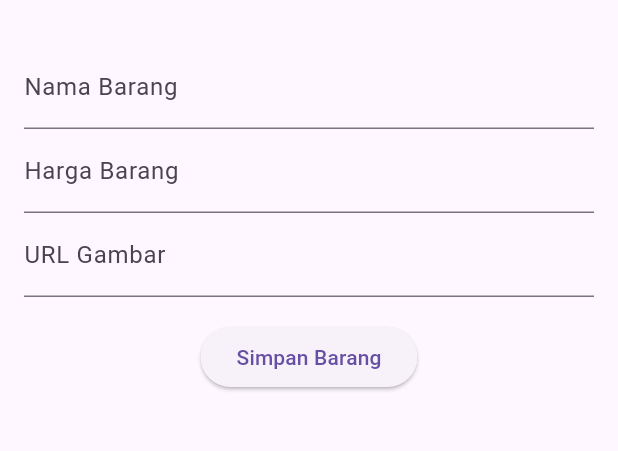
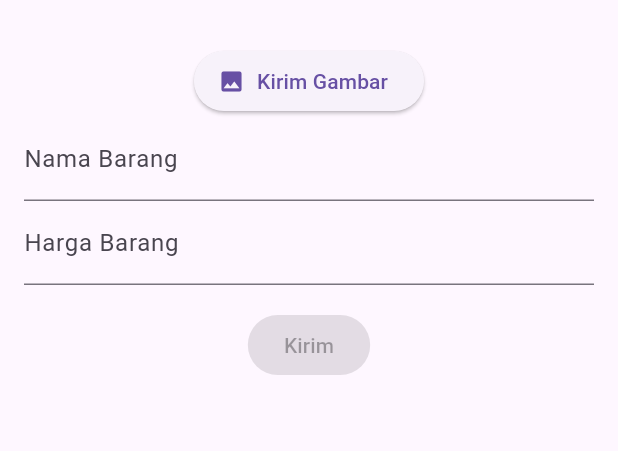
Before and after one commit to Mujadiduz/Mustakim-Snack, a Flutter app: the HomePage screen opened directly, after a tap on the "add business" icon, on a phone screen of 412 x 824 dp, the part 63-514 px from its top. Run offline on Flutter 3.47's test engine with Material 3 defaults, Android fonts, the phone set to English and light mode, and no system bars; our stand-ins replace cloud_firestore, firebase_core, get, google_fonts, image_picker; accounts and stored records are empty; network calls fail.

Commit message:
perbaikan kirim gambar

```diff
--- a/lib/barang.dart
+++ b/lib/barang.dart
@@ -19,7 +19,7 @@ class Barang {
       id: doc.id,
       nama: data['namaBarang'] ?? '',
       harga: data['hargaBarang'] ?? 0,
-      imageUrl: data['imageBarang'] ?? '',
+      imageUrl: data['imageUrl'] ?? '',
     );
   }
 }
--- a/lib/create_barang.dart
+++ b/lib/create_barang.dart
@@ -1,15 +1,9 @@
 import 'package:flutter/material.dart';
 import 'package:get/get.dart';
 import 'package:mustakim_snack/barang_controller.dart';
-import 'package:mustakim_snack/home_page.dart';
-import 'package:mustakim_snack/product_view.dart';
 
 class TambahBarangPage extends StatelessWidget {
   final BarangController controller = Get.put(BarangController());
-
-  final TextEditingController namaCtrl = TextEditingController();
-  final TextEditingController hargaCtrl = TextEditingController();
-  final TextEditingController imageCtrl = TextEditingController(); // URL gambar
 
   @override
   Widget build(BuildContext context) {
@@ -19,34 +13,35 @@ class TambahBarangPage extends StatelessWidget {
         padding: const EdgeInsets.all(16),
         child: Column(
           children: [
+            Obx(
+              () => ElevatedButton.icon(
+                onPressed:
+                    controller.isLoading.value
+                        ? null // Tombol disable kalau sedang upload
+                        : controller.uploadImageToCloudinary,
+                icon: Icon(Icons.image),
+                label: Text(
+                  controller.isLoading.value ? 'Uploading...' : 'Kirim Gambar',
+                ),
+              ),
+            ),
+
             TextField(
-              controller: namaCtrl,
+              controller: controller.namaCtrl,
               decoration: InputDecoration(labelText: 'Nama Barang'),
             ),
             TextField(
-              controller: hargaCtrl,
+              controller: controller.hargaCtrl,
               decoration: InputDecoration(labelText: 'Harga Barang'),
               keyboardType: TextInputType.number,
             ),
-            TextField(
-              controller: imageCtrl,
-              decoration: InputDecoration(labelText: 'URL Gambar'),
-            ),
             SizedBox(height: 16),
-            ElevatedButton(
-              onPressed: () {
-                final nama = namaCtrl.text;
-                final harga = int.tryParse(hargaCtrl.text) ?? 0;
-                final imageUrl = imageCtrl.text;
-
-                if (nama.isNotEmpty && imageUrl.isNotEmpty && harga > 0) {
-                  controller.addBarang(nama, harga, imageUrl);
-                  Get.to(()=>HomePage()); // Kembali ke halaman sebelumnya setelah tambah
-                } else {
-                  Get.snackbar('Gagal', 'Isi semua field dengan benar');
-                }
-              },
-              child: Text('Simpan Barang'),
+            Obx(
+              () => ElevatedButton(
+                onPressed:
+                    controller.isFormValid.value ? controller.addBarang : null,
+                child: Text('Kirim'),
+              ),
             ),
           ],
         ),
--- a/lib/home_page.dart
+++ b/lib/home_page.dart
@@ -6,6 +6,7 @@ import 'package:google_fonts/google_fonts.dart';
 import 'package:mustakim_snack/create_barang.dart';
 import 'package:mustakim_snack/edit_barang.dart';
 import 'package:mustakim_snack/homepage_controller.dart';
+import 'package:mustakim_snack/keranjang_controller.dart';
 import 'package:mustakim_snack/keranjang_view.dart';
 import 'package:mustakim_snack/product_controller.dart';
 
@@ -15,7 +16,7 @@ class HomePage extends StatelessWidget {
   @override
   Widget build(BuildContext context) {
     final homeC = Get.put(HomepageController());
-    final ProductController controller = Get.put(ProductController(), permanent: true);
+    var keranjangC = Get.put(KeranjangController());
     return Scaffold(
       appBar: AppBar(
         title: const Text(
@@ -37,7 +38,7 @@ class HomePage extends StatelessWidget {
         ],
       ),
       body: RefreshIndicator(
-        onRefresh: controller.fetchBarang,
+        onRefresh: homeC.fetchBarang,
         child: SingleChildScrollView(
           physics: AlwaysScrollableScrollPhysics(),
           child: Column(
@@ -122,24 +123,24 @@ class HomePage extends StatelessWidget {
                 ),
               ),
               Obx(() {
-                if (controller.barangList.isEmpty) {
+                if (homeC.barangList.isEmpty) {
                   return Center(child: CircularProgressIndicator());
                 }
                 return Container(
                   height: Get.height * .34,
                   child: ListView.builder(
                     scrollDirection: Axis.horizontal,
-                    itemCount: controller.barangList.length,
+                    itemCount: homeC.barangList.length,
                     itemBuilder: (context, index) {
                       // final data = homeC.product[index];
-                      final data = controller.barangList[index];
+                      final data = homeC.barangList[index];
                       log('id: ${data.id}');
                       return Row(
                         children: [
                           SizedBox(width: index == 0 ? 20 : 0),
                           InkWell(
                             onTap: () {
-                              controller.tambahKeKeranjang(data);
+                              keranjangC.tambahKeKeranjang(data);
                             },
                             child: Card(
                               child: Column(
@@ -189,8 +190,8 @@ class HomePage extends StatelessWidget {
                                       ),
                                       IconButton(
                                         onPressed: () async {
-                                          await controller.deleteBarang(data.id);
-                                          controller.fetchBarang();
+                                          await homeC.deleteBarang(data.id);
+                                          homeC.fetchBarang();
                                         },
                                         icon: Icon(
                                           Icons.delete,
@@ -205,7 +206,7 @@ class HomePage extends StatelessWidget {
                           ),
                           SizedBox(
                             width:
-                                controller.barangList.length - 1 == index
+                                homeC.barangList.length - 1 == index
                                     ? 20
                                     : 0,
                           ),
@@ -217,17 +218,17 @@ class HomePage extends StatelessWidget {
               }),
               SizedBox(height: 50),
               Obx(() {
-                if (controller.barangList.isEmpty) {
+                if (homeC.barangList.isEmpty) {
                   return Center(child: CircularProgressIndicator());
                 }
                 return Container(
                   height: Get.height * .34,
                   child: ListView.builder(
                     scrollDirection: Axis.horizontal,
-                    itemCount: controller.barangList.length,
+                    itemCount: homeC.barangList.length,
                     itemBuilder: (context, index) {
                       // final data = homeC.product[index];
-                      final data = controller.barangList[index];
+                      final data = homeC.barangList[index];
                       return Row(
                         children: [
                           SizedBox(width: index == 0 ? 20 : 0),
@@ -286,7 +287,7 @@ class HomePage extends StatelessWidget {
                           ),
                           SizedBox(
                             width:
-                                controller.barangList.length - 1 == index
+                                homeC.barangList.length - 1 == index
                                     ? 20
                                     : 0,
                           ),
--- a/pubspec.yaml
+++ b/pubspec.yaml
@@ -39,6 +39,7 @@ dependencies:
   firebase_core: ^3.13.0
   cloud_firestore: ^5.6.7
   intl: ^0.20.2
+  image_picker: ^1.1.2
 
 dev_dependencies:
   flutter_test:
```
Also changed, not shown: lib/barang_controller.dart (+102 -9 lines), lib/edit_barang.dart (+19 -40 lines), lib/homepage_controller.dart (+26 -62 lines), lib/keranjang_controller.dart (added, +28 -0 lines), lib/keranjang_view.dart (+8 -7 lines), lib/product_controller.dart (+112 -49 lines), pubspec.lock, 5 other files.
